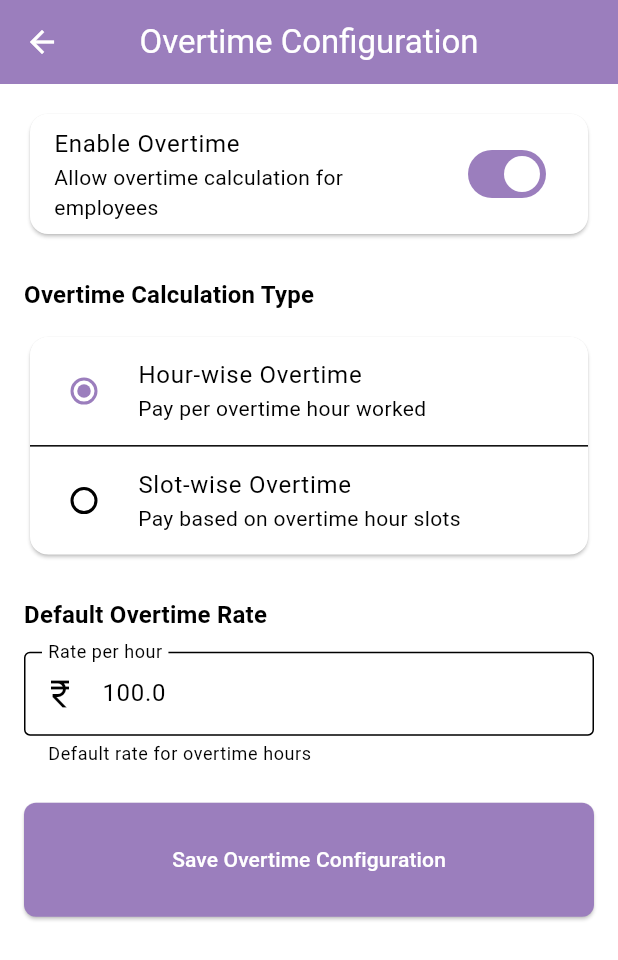
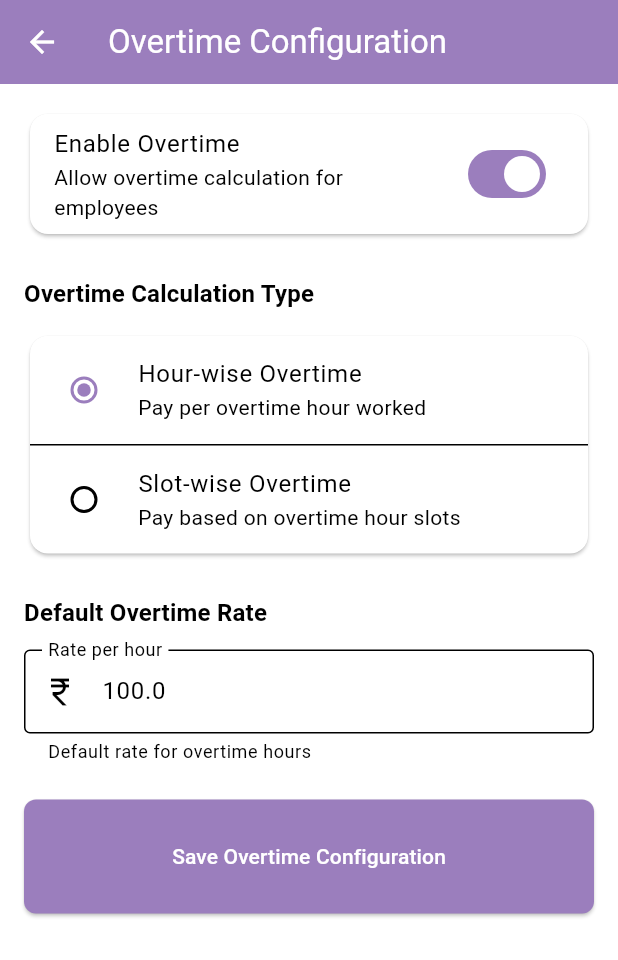
Before and after one commit to allygitrepo/Sihft_Ledger, a Flutter app: the OvertimeConfigurationScreen screen opened by its route, on a phone screen of 412 x 824 dp. Shown: the top 960 px of the screen. Run offline on Flutter 3.47's test engine with Material 3 defaults, Android fonts, the phone set to English and light mode, and no system bars; our stand-ins replace file_picker, flutter_riverpod, fluttertoast, riverpod, shared_preferences; accounts and stored records are empty.

Commit message:
Update overtime configuration  page responsive ness for the mobile view and desktop view.

```diff
--- a/shiftledger/lib/screens/overtime_configuration_screen.dart
+++ b/shiftledger/lib/screens/overtime_configuration_screen.dart
@@ -2,17 +2,13 @@ import 'package:flutter/material.dart';
 import 'package:flutter_riverpod/flutter_riverpod.dart';
 import '../models/employee_model.dart';
 import '../providers/settings_provider.dart';
-import '../routes/app_routes.dart';
 import '../utills/app_spacing.dart';
 import '../widgets/loader.dart';
 import '../widgets/toast.dart';
 
 class OvertimeConfigurationScreen extends ConsumerStatefulWidget {
-  final bool isFirstTimeSetup;
-
   const OvertimeConfigurationScreen({
     super.key,
-    this.isFirstTimeSetup = false,
   });
 
   @override
@@ -62,70 +58,72 @@ class _OvertimeConfigurationScreenState extends ConsumerState<OvertimeConfigurat
 
       if (mounted) {
         ToastHelper.success('Overtime configuration saved successfully');
-
-        if (widget.isFirstTimeSetup) {
-          // Navigate to login after first-time setup
-          Navigator.pushNamedAndRemoveUntil(
-            context,
-            AppRoutes.login,
-            (route) => false,
-          );
-        } else {
         Navigator.pop(context);
-        }
       }
     }
   }
 
   @override
   Widget build(BuildContext context) {
+    final screenWidth = MediaQuery.of(context).size.width;
     final screenHeight = MediaQuery.of(context).size.height;
+    final isDesktop = screenWidth > 900;
 
     return Scaffold(
-      appBar: AppBar(
+      appBar: isDesktop
+          ? null
+          : AppBar(
               title: const Text('Overtime Configuration'),
-        centerTitle: true,
             ),
       body: Stack(
         children: [
-          SingleChildScrollView(
+          isDesktop ? _buildDesktopLayout(context) : _buildMobileLayout(context, screenHeight),
+          if (isLoading)
+            Container(
+              color: Colors.black.withValues(alpha: 0.5),
+              child: const Center(
+                child: AppLoader(size: 80),
+              ),
+            ),
+        ],
+      ),
+    );
+  }
+
+  Widget _buildMobileLayout(BuildContext context, double screenHeight) {
+    return SingleChildScrollView(
       padding: EdgeInsets.all(AppSpacing.getHorizontalPadding(context)),
       child: Form(
         key: formKey,
         child: Column(
           crossAxisAlignment: CrossAxisAlignment.stretch,
-                children: [
-                  if (widget.isFirstTimeSetup) ...[
-                    Card(
-                      child: Padding(
-                        padding: const EdgeInsets.all(16.0),
-                        child: Column(
-                          children: [
-                            Icon(
-                              Icons.timer,
-                              size: 48,
-                              color: Theme.of(context).primaryColor,
-                            ),
-                            const SizedBox(height: 12),
-                            Text(
-                              'Overtime Setup',
-                              style: Theme.of(context).textTheme.titleLarge?.copyWith(
-                                    fontWeight: FontWeight.bold,
+          children: _buildFormContent(context, screenHeight),
         ),
       ),
-                            const SizedBox(height: 8),
-                            Text(
-                              'Configure overtime calculation rules for your company',
-                              style: Theme.of(context).textTheme.bodyMedium,
-                              textAlign: TextAlign.center,
-                            ),
-                          ],
+    );
+  }
+
+  Widget _buildDesktopLayout(BuildContext context) {
+    // Show simple centered form
+    return Center(
+      child: SingleChildScrollView(
+        padding: const EdgeInsets.all(48.0),
+        child: Container(
+          constraints: const BoxConstraints(maxWidth: 800),
+          child: Form(
+            key: formKey,
+            child: Column(
+              crossAxisAlignment: CrossAxisAlignment.stretch,
+              children: _buildFormContent(context, MediaQuery.of(context).size.height),
             ),
           ),
         ),
-                    SizedBox(height: screenHeight * 0.03),
-                  ],
+      ),
+    );
+  }
 
+  List<Widget> _buildFormContent(BuildContext context, double screenHeight) {
+    return [
       // Overtime Enabled
       Card(
         child: SwitchListTile(
@@ -137,7 +135,7 @@ class _OvertimeConfigurationScreenState extends ConsumerState<OvertimeConfigurat
           },
         ),
       ),
-                  SizedBox(height: screenHeight * 0.03),
+      const SizedBox(height: 24),
 
       if (overtimeEnabled) ...[
         // Overtime Type
@@ -173,7 +171,7 @@ class _OvertimeConfigurationScreenState extends ConsumerState<OvertimeConfigurat
             ],
           ),
         ),
-                    SizedBox(height: screenHeight * 0.03),
+        const SizedBox(height: 24),
 
         // Default Overtime Rate
         if (selectedOvertimeType == OvertimeType.hourwise) ...[
@@ -204,7 +202,7 @@ class _OvertimeConfigurationScreenState extends ConsumerState<OvertimeConfigurat
               return null;
             },
           ),
-                      SizedBox(height: screenHeight * 0.03),
+          const SizedBox(height: 24),
         ],
 
         // Slot Configuration Button
@@ -220,36 +218,20 @@ class _OvertimeConfigurationScreenState extends ConsumerState<OvertimeConfigurat
               },
             ),
           ),
-                      SizedBox(height: screenHeight * 0.03),
+          const SizedBox(height: 24),
         ],
       ],
 
       // Save Button
       ElevatedButton(
         onPressed: isLoading ? null : _handleSave,
-                    child: Padding(
-                      padding: const EdgeInsets.symmetric(vertical: 16.0),
-                      child: Text(
-                        widget.isFirstTimeSetup
-                            ? 'Complete Setup'
-                            : 'Save Overtime Configuration',
+        child: const Padding(
+          padding: EdgeInsets.symmetric(vertical: 16.0),
+          child: Text('Save Overtime Configuration'),
         ),
       ),
-                  ),
-                  SizedBox(height: screenHeight * 0.02),
-                ],
-              ),
-            ),
-          ),
-          if (isLoading)
-            Container(
-              color: Colors.black.withValues(alpha: 0.5),
-              child: const Center(
-                child: AppLoader(size: 80),
-              ),
-            ),
-        ],
-      ),
-    );
+
+      const SizedBox(height: 16),
+    ];
   }
 }
```
Lines whose indentation alone changed are shown as unchanged.
